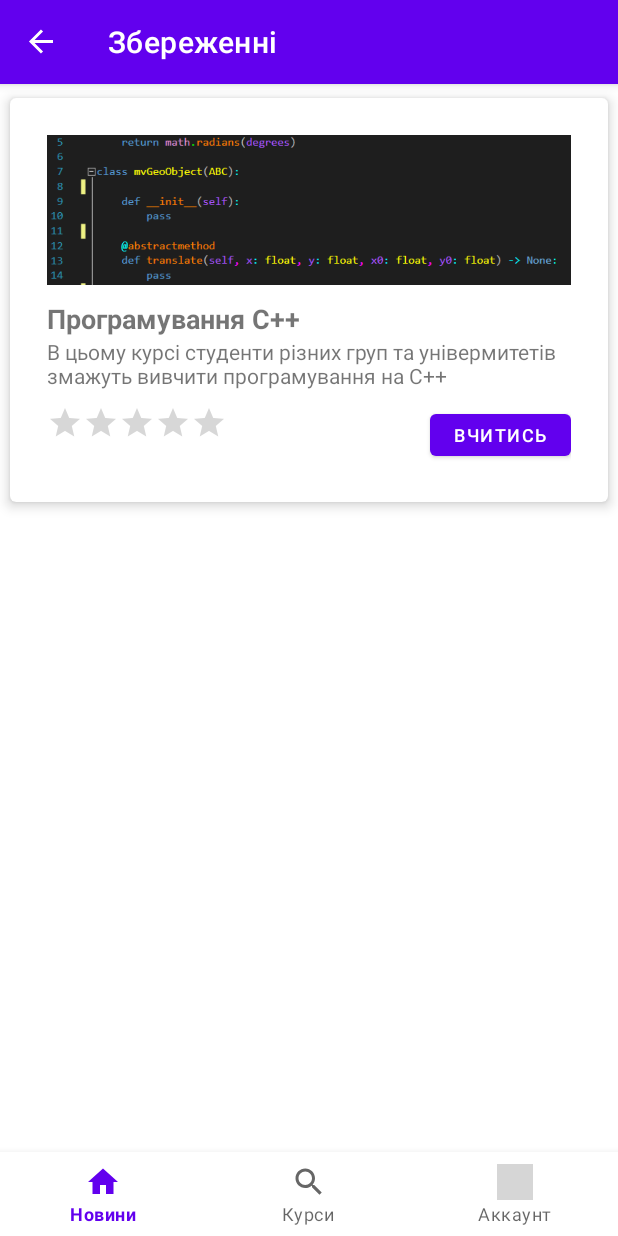
After one commit to Ostape/e-learning-mobile, an Android app: the WishListFragment screen opened through its navigation route, on a phone screen of 412 x 824 dp. The commit adds this screen. Run offline under Robolectric (Android 15) with nearby library versions, the phone set to English and light mode, and no system bars; our stand-ins replace Dagger/Hilt's generated code, navigation-ui; network calls fail; grey boxes are pictures that could not be loaded.

Commit message:
add wishlist functionality

```diff
--- a/app/src/main/java/com/robosh/basestartapplication/account/AccountFragment.kt
+++ b/app/src/main/java/com/robosh/basestartapplication/account/AccountFragment.kt
@@ -26,4 +26,11 @@ class AccountFragment : Fragment() {
         binding = FragmentAccountBinding.inflate(inflater, container, false)
         return binding.root
     }
+
+    override fun onViewCreated(view: View, savedInstanceState: Bundle?) {
+        super.onViewCreated(view, savedInstanceState)
+        binding.wishListButton.setOnClickListener {
+            findNavController().navigate(R.id.action_accountFragment_to_wishListFragment)
+        }
+    }
 }
--- a/app/src/main/java/com/robosh/basestartapplication/register/RegisterFragment.kt
+++ /dev/null
@@ -1,22 +0,0 @@
-package com.robosh.basestartapplication.register
-
-import android.os.Bundle
-import android.view.LayoutInflater
-import android.view.View
-import android.view.ViewGroup
-import androidx.fragment.app.Fragment
-import com.robosh.basestartapplication.databinding.FragmentRegisterBinding
-
-class RegisterFragment : Fragment() {
-
-    private lateinit var binding: FragmentRegisterBinding
-
-    override fun onCreateView(
-        inflater: LayoutInflater,
-        container: ViewGroup?,
-        savedInstanceState: Bundle?
-    ): View? {
-        binding = FragmentRegisterBinding.inflate(inflater, container, false)
-        return binding.root
-    }
-}
--- /dev/null
+++ b/app/src/main/java/com/robosh/basestartapplication/wishlist/WishListFragment.kt
@@ -0,0 +1,30 @@
+package com.robosh.basestartapplication.wishlist
+
+import android.os.Bundle
+import android.view.LayoutInflater
+import android.view.View
+import android.view.ViewGroup
+import androidx.fragment.app.Fragment
+import com.robosh.basestartapplication.R
+import com.robosh.basestartapplication.databinding.FragmentWishlistBinding
+
+class WishListFragment : Fragment() {
+
+    private lateinit var binding: FragmentWishlistBinding
+
+    override fun onCreateView(
+        inflater: LayoutInflater,
+        container: ViewGroup?,
+        savedInstanceState: Bundle?
+    ): View? {
+        binding = FragmentWishlistBinding.inflate(inflater, container, false)
+        return binding.root
+    }
+
+    override fun onViewCreated(view: View, savedInstanceState: Bundle?) {
+        super.onViewCreated(view, savedInstanceState)
+        with(binding) {
+            courseImageId.setImageResource(R.drawable.prog)
+        }
+    }
+}
--- a/app/src/main/res/layout/fragment_account.xml
+++ b/app/src/main/res/layout/fragment_account.xml
@@ -59,6 +59,7 @@
         app:layout_constraintTop_toBottomOf="@id/divider">
 
         <LinearLayout
+            android:id="@+id/wishListButton"
             android:layout_width="match_parent"
             android:layout_height="wrap_content"
             android:clickable="true"
--- /dev/null
+++ b/app/src/main/res/layout/fragment_wishlist.xml
@@ -0,0 +1,83 @@
+<?xml version="1.0" encoding="utf-8"?>
+<LinearLayout xmlns:android="http://schemas.android.com/apk/res/android"
+    xmlns:app="http://schemas.android.com/apk/res-auto"
+    xmlns:tools="http://schemas.android.com/tools"
+    android:layout_width="match_parent"
+    android:layout_height="match_parent">
+
+    <com.google.android.material.card.MaterialCardView
+        android:id="@+id/courseViewHolderId"
+        android:layout_width="match_parent"
+        android:layout_height="wrap_content"
+        android:clickable="true"
+        android:focusable="true"
+        android:foreground="?android:attr/selectableItemBackground"
+        android:orientation="vertical"
+        app:cardElevation="5dp"
+        app:cardUseCompatPadding="true"
+        app:contentPadding="10dp">
+
+        <androidx.constraintlayout.widget.ConstraintLayout
+            android:layout_width="match_parent"
+            android:layout_height="wrap_content"
+            android:padding="@dimen/standard_margin">
+
+            <ImageView
+                android:id="@+id/courseImageId"
+                android:layout_width="0dp"
+                android:layout_height="100dp"
+                android:scaleType="centerCrop"
+                app:layout_constraintEnd_toEndOf="parent"
+                app:layout_constraintStart_toStartOf="parent"
+                app:layout_constraintTop_toTopOf="parent"
+                tools:src="@mipmap/ic_launcher" />
+
+            <TextView
+                android:id="@+id/movieTitle"
+                android:layout_width="@dimen/margin_none"
+                android:layout_height="wrap_content"
+                android:layout_marginTop="10dp"
+                android:textSize="18sp"
+                android:textStyle="bold"
+                app:layout_constraintStart_toStartOf="parent"
+                app:layout_constraintTop_toBottomOf="@id/courseImageId"
+                android:text="Програмування С++"
+                tools:text="Movie Title" />
+
+            <TextView
+                android:id="@+id/courseDescription"
+                android:layout_width="@dimen/margin_none"
+                android:layout_height="wrap_content"
+                android:maxLines="2"
+                app:layout_constraintStart_toStartOf="parent"
+                app:layout_constraintTop_toBottomOf="@id/movieTitle"
+                android:text="В цьому курсі студенти різних груп та універмитетів змажуть вивчити програмування на С++"
+                tools:text="Some movie description" />
+
+            <RatingBar
+                android:id="@+id/rating"
+                android:layout_width="wrap_content"
+                android:layout_height="50dp"
+                android:isIndicator="true"
+                android:numStars="5"
+                android:scaleX="0.5"
+                android:scaleY="0.5"
+                android:stepSize="0.1"
+                android:transformPivotX="0dp"
+                android:transformPivotY="20dp"
+                app:layout_constraintStart_toStartOf="parent"
+                app:layout_constraintTop_toBottomOf="@id/courseDescription" />
+
+            <Button
+                android:id="@+id/subscribe_course_button"
+                android:layout_width="wrap_content"
+                android:layout_height="@dimen/button_height"
+                android:text="@string/register_course"
+                android:textSize="@dimen/xsmal_text_size"
+                app:layout_constraintBottom_toBottomOf="parent"
+                app:layout_constraintEnd_toEndOf="parent" />
+
+        </androidx.constraintlayout.widget.ConstraintLayout>
+
+    </com.google.android.material.card.MaterialCardView>
+</LinearLayout>
--- a/app/src/main/res/navigation/navigation_graph.xml
+++ b/app/src/main/res/navigation/navigation_graph.xml
@@ -31,16 +31,8 @@
         android:id="@+id/loginFragment"
         android:name="com.robosh.basestartapplication.login.LoginFragment"
         android:label="LoginFragment">
-        <action
-            android:id="@+id/action_loginFragment_to_registerFragment"
-            app:destination="@id/registerFragment"
-            app:popUpTo="@id/loginFragment"
-            app:popUpToInclusive="false" />
     </fragment>
-    <fragment
-        android:id="@+id/registerFragment"
-        android:name="com.robosh.basestartapplication.register.RegisterFragment"
-        android:label="RegisterFragment" />
+
     <fragment
         android:id="@+id/accountFragment"
         android:name="com.robosh.basestartapplication.account.AccountFragment"
@@ -48,6 +40,17 @@
         <action
             android:id="@+id/action_accountFragment_to_loginFragment"
             app:destination="@id/loginFragment" />
+        <action
+            android:id="@+id/action_accountFragment_to_wishListFragment"
+            app:destination="@id/wishListFragment"
+            app:enterAnim="@anim/slide_in_to_right"
+            app:exitAnim="@anim/slide_out_to_left"
+            app:popEnterAnim="@anim/slide_in_from_left"
+            app:popExitAnim="@anim/slide_out_to_right"/>
     </fragment>
+    <fragment
+        android:id="@+id/wishListFragment"
+        android:name="com.robosh.basestartapplication.wishlist.WishListFragment"
+        android:label="Збереженні" />
 
 </navigation>
```
Also changed, not shown: app/src/main/res/drawable/prog.png (added).
